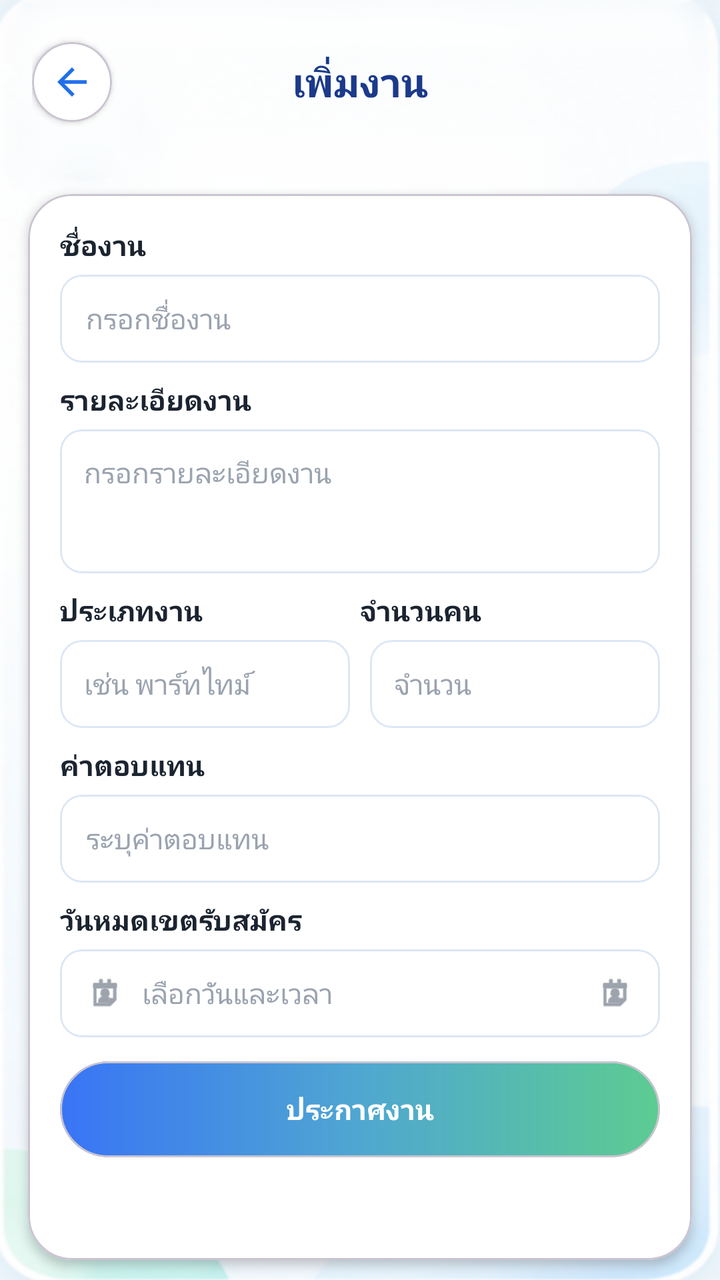
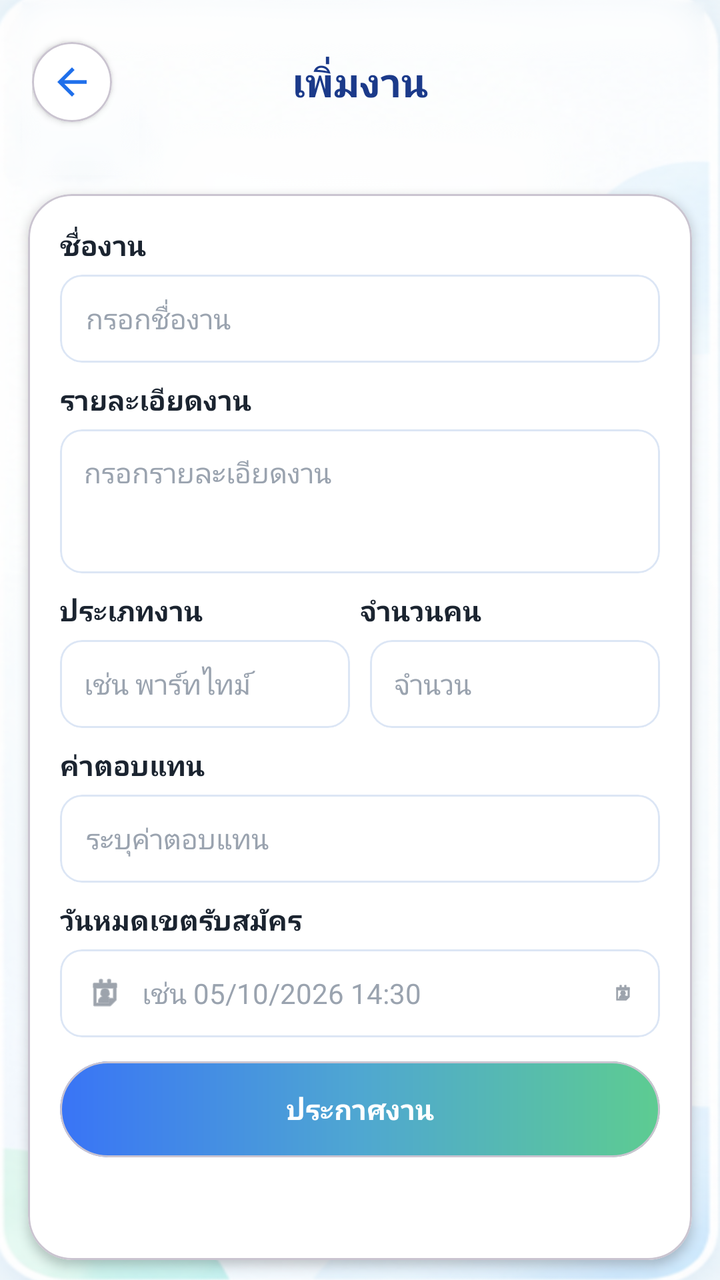

Screens rendered from an Android XML layout before and after an edit, with the pre-edit source and the edit as a unified diff.
<!-- AndroidManifest.xml: application theme Theme.MorMeeNgan -->
<!-- res/layout/activity_createjob.xml -->
<?xml version="1.0" encoding="utf-8"?>
<androidx.constraintlayout.widget.ConstraintLayout
    xmlns:android="http://schemas.android.com/apk/res/android"
    xmlns:app="http://schemas.android.com/apk/res-auto"
    android:layout_width="match_parent"
    android:layout_height="match_parent"
    android:background="@drawable/bg_login">

    
    <FrameLayout
        android:id="@+id/header"
        android:layout_width="0dp"
        android:layout_height="52dp"
        android:layout_marginStart="16dp"
        android:layout_marginTop="15dp"
        android:layout_marginEnd="16dp"
        app:layout_constraintTop_toTopOf="parent"
        app:layout_constraintStart_toStartOf="parent"
        app:layout_constraintEnd_toEndOf="parent">

        
        <com.google.android.material.card.MaterialCardView
            android:id="@+id/btnBack"
            android:layout_width="40dp"
            android:layout_height="40dp"
            android:layout_gravity="center_vertical|start"
            android:clickable="true"
            android:focusable="true"
            android:foreground="?attr/selectableItemBackgroundBorderless"
            app:cardBackgroundColor="#FFFFFF"
            app:cardCornerRadius="20dp"
            app:cardElevation="2dp">

            <ImageView
                android:layout_width="22dp"
                android:layout_height="22dp"
                android:layout_gravity="center"
                android:src="@drawable/ic_arrow_back"
                android:scaleType="centerInside"
                android:contentDescription="ย้อนกลับ"
                app:tint="#1F6FEB" />

        </com.google.android.material.card.MaterialCardView>

        
        <TextView
            android:layout_width="wrap_content"
            android:layout_height="wrap_content"
            android:layout_gravity="center"
            android:text="เพิ่มงาน"
            android:textColor="#1B3A8A"
            android:textSize="20sp"
            android:textStyle="bold" />

    </FrameLayout>


    <com.google.android.material.card.MaterialCardView
        android:id="@+id/formCard"
        android:layout_width="0dp"
        android:layout_height="0dp"
        android:layout_marginStart="14dp"
        android:layout_marginTop="30dp"
        android:layout_marginEnd="14dp"
        android:layout_marginBottom="10dp"
        app:cardBackgroundColor="#FFFFFF"
        app:cardCornerRadius="22dp"
        app:cardElevation="3dp"
        app:layout_constraintTop_toBottomOf="@id/header"
        app:layout_constraintBottom_toBottomOf="parent"
        app:layout_constraintStart_toStartOf="parent"
        app:layout_constraintEnd_toEndOf="parent">

        <LinearLayout
            android:layout_width="match_parent"
            android:layout_height="match_parent"
            android:orientation="vertical"
            android:padding="16dp">

            
            <TextView
                android:layout_width="wrap_content"
                android:layout_height="wrap_content"
                android:text="ชื่องาน"
                android:textColor="#1B2430"
                android:textSize="14sp"
                android:textStyle="bold" />

            <com.google.android.material.card.MaterialCardView
                android:layout_width="match_parent"
                android:layout_height="44dp"
                android:layout_marginTop="5dp"
                android:layout_marginBottom="9dp"
                app:cardBackgroundColor="#FFFFFF"
                app:cardCornerRadius="11dp"
                app:cardElevation="0dp"
                app:strokeColor="#DCE6F5"
                app:strokeWidth="1dp">

                <EditText
                    android:id="@+id/etJobTitle"
                    android:layout_width="match_parent"
                    android:layout_height="match_parent"
                    android:background="@null"
                    android:gravity="center_vertical"
                    android:hint="กรอกชื่องาน"
                    android:inputType="text"
                    android:paddingStart="13dp"
                    android:paddingEnd="13dp"
                    android:textColor="#1B2430"
                    android:textColorHint="#9AA3AF"
                    android:textSize="14sp" />

            </com.google.android.material.card.MaterialCardView>


            
            <TextView
                android:layout_width="wrap_content"
                android:layout_height="wrap_content"
                android:text="รายละเอียดงาน"
                android:textColor="#1B2430"
                android:textSize="14sp"
                android:textStyle="bold" />

            <com.google.android.material.card.MaterialCardView
                android:layout_width="match_parent"
                android:layout_height="72dp"
                android:layout_marginTop="5dp"
                android:layout_marginBottom="9dp"
                app:cardBackgroundColor="#FFFFFF"
                app:cardCornerRadius="11dp"
                app:cardElevation="0dp"
                app:strokeColor="#DCE6F5"
                app:strokeWidth="1dp">

                <EditText
                    android:id="@+id/etJobDescription"
                    android:layout_width="match_parent"
                    android:layout_height="match_parent"
                    android:background="@null"
                    android:gravity="top|start"
                    android:hint="กรอกรายละเอียดงาน"
                    android:inputType="textMultiLine"
                    android:padding="12dp"
                    android:textColor="#1B2430"
                    android:textColorHint="#9AA3AF"
                    android:textSize="14sp" />

            </com.google.android.material.card.MaterialCardView>


            
            <LinearLayout
                android:layout_width="match_parent"
                android:layout_height="wrap_content"
                android:orientation="horizontal">

                
                <LinearLayout
                    android:layout_width="0dp"
                    android:layout_height="wrap_content"
                    android:layout_weight="1"
                    android:orientation="vertical">

                    <TextView
                        android:layout_width="wrap_content"
                        android:layout_height="wrap_content"
                        android:text="ประเภทงาน"
                        android:textColor="#1B2430"
                        android:textSize="14sp"
                        android:textStyle="bold" />

                    <com.google.android.material.card.MaterialCardView
                        android:layout_width="match_parent"
                        android:layout_height="44dp"
                        android:layout_marginTop="5dp"
                        android:layout_marginEnd="5dp"
                        app:cardBackgroundColor="#FFFFFF"
                        app:cardCornerRadius="11dp"
                        app:cardElevation="0dp"
                        app:strokeColor="#DCE6F5"
                        app:strokeWidth="1dp">

                        <EditText
                            android:id="@+id/etJobType"
                            android:layout_width="match_parent"
                            android:layout_height="match_parent"
                            android:background="@null"
                            android:gravity="center_vertical"
                            android:hint="เช่น พาร์ทไทม์"
                            android:inputType="text"
                            android:paddingStart="12dp"
                            android:paddingEnd="8dp"
                            android:textColor="#1B2430"
                            android:textColorHint="#9AA3AF"
                            android:textSize="14sp" />

                    </com.google.android.material.card.MaterialCardView>

                </LinearLayout>


                
                <LinearLayout
                    android:layout_width="0dp"
                    android:layout_height="wrap_content"
                    android:layout_weight="1"
                    android:orientation="vertical">

                    <TextView
                        android:layout_width="wrap_content"
                        android:layout_height="wrap_content"
                        android:text="จำนวนคน"
                        android:textColor="#1B2430"
                        android:textSize="14sp"
                        android:textStyle="bold" />

                    <com.google.android.material.card.MaterialCardView
                        android:layout_width="match_parent"
                        android:layout_height="44dp"
                        android:layout_marginTop="5dp"
                        android:layout_marginStart="5dp"
                        app:cardBackgroundColor="#FFFFFF"
                        app:cardCornerRadius="11dp"
                        app:cardElevation="0dp"
                        app:strokeColor="#DCE6F5"
                        app:strokeWidth="1dp">

                        <EditText
                            android:id="@+id/etPeopleCount"
                            android:layout_width="match_parent"
                            android:layout_height="match_parent"
                            android:background="@null"
                            android:gravity="center_vertical"
                            android:hint="จำนวน"
                            android:inputType="number"
                            android:paddingStart="12dp"
                            android:paddingEnd="8dp"
                            android:textColor="#1B2430"
                            android:textColorHint="#9AA3AF"
                            android:textSize="14sp" />

                    </com.google.android.material.card.MaterialCardView>

                </LinearLayout>

            </LinearLayout>


            
            <TextView
                android:layout_width="wrap_content"
                android:layout_height="wrap_content"
                android:layout_marginTop="9dp"
                android:text="ค่าตอบแทน"
                android:textColor="#1B2430"
                android:textSize="14sp"
                android:textStyle="bold" />

            <com.google.android.material.card.MaterialCardView
                android:layout_width="match_parent"
                android:layout_height="44dp"
                android:layout_marginTop="5dp"
                android:layout_marginBottom="9dp"
                app:cardBackgroundColor="#FFFFFF"
                app:cardCornerRadius="11dp"
                app:cardElevation="0dp"
                app:strokeColor="#DCE6F5"
                app:strokeWidth="1dp">

                <EditText
                    android:id="@+id/etSalary"
                    android:layout_width="match_parent"
                    android:layout_height="match_parent"
                    android:background="@null"
                    android:gravity="center_vertical"
                    android:hint="ระบุค่าตอบแทน"
                    android:inputType="text"
                    android:paddingStart="13dp"
                    android:paddingEnd="13dp"
                    android:textColor="#1B2430"
                    android:textColorHint="#9AA3AF"
                    android:textSize="14sp" />

            </com.google.android.material.card.MaterialCardView>


            
            <TextView
                android:layout_width="wrap_content"
                android:layout_height="wrap_content"
                android:text="วันหมดเขตรับสมัคร"
                android:textColor="#1B2430"
                android:textSize="14sp"
                android:textStyle="bold" />

            <com.google.android.material.card.MaterialCardView
                android:id="@+id/cardDeadline"
                android:layout_width="match_parent"
                android:layout_height="44dp"
                android:layout_marginTop="5dp"
                android:layout_marginBottom="12dp"
                app:cardBackgroundColor="#FFFFFF"
                app:cardCornerRadius="11dp"
                app:cardElevation="0dp"
                app:strokeColor="#DCE6F5"
                app:strokeWidth="1dp">

                <LinearLayout
                    android:layout_width="match_parent"
                    android:layout_height="match_parent"
                    android:gravity="center_vertical"
                    android:orientation="horizontal"
                    android:paddingStart="13dp"
                    android:paddingEnd="13dp">

                    <ImageView
                        android:layout_width="19dp"
                        android:layout_height="19dp"
                        android:src="@android:drawable/ic_menu_my_calendar"
                        app:tint="#5B6675" />

                    <EditText
                        android:id="@+id/etDeadline"
                        android:layout_width="0dp"
                        android:layout_height="match_parent"
                        android:layout_marginStart="9dp"
                        android:layout_weight="1"
                        android:background="@null"
                        android:clickable="true"
                        android:focusable="false"
                        android:gravity="center_vertical"
                        android:hint="เลือกวันและเวลา"
                        android:inputType="none"
                        android:padding="0dp"
                        android:textColor="#1B2430"
                        android:textColorHint="#9AA3AF"
                        android:textSize="14sp" />

                    <ImageView
                        android:layout_width="19dp"
                        android:layout_height="19dp"
                        android:src="@android:drawable/ic_menu_my_calendar"
                        app:tint="#5B6675" />

                </LinearLayout>

            </com.google.android.material.card.MaterialCardView>

            <com.google.android.material.card.MaterialCardView
                android:layout_width="match_parent"
                android:layout_height="48dp"
                app:cardBackgroundColor="#FFFFFF"
                app:cardCornerRadius="24dp"
                app:cardElevation="0dp">

                <TextView
                    android:id="@+id/btnPostJob"
                    android:layout_width="match_parent"
                    android:layout_height="match_parent"
                    android:background="@drawable/bg_button_gradient"
                    android:clickable="true"
                    android:gravity="center"
                    android:text="ประกาศงาน"
                    android:textColor="#FFFFFF"
                    android:textSize="14sp"
                    android:textStyle="bold" />

            </com.google.android.material.card.MaterialCardView>

        </LinearLayout>

    </com.google.android.material.card.MaterialCardView>

</androidx.constraintlayout.widget.ConstraintLayout>
<!-- resources referenced by this layout -->
<resources>
  <!-- drawable bg_button_gradient (drawable) -->
  <?xml version="1.0" encoding="utf-8"?>
  <shape xmlns:android="http://schemas.android.com/apk/res/android"
      android:shape="rectangle">
  
      <corners android:radius="50dp" />
  
      <gradient
          android:type="linear"
          android:angle="0"
          android:startColor="#3974F6"
          android:centerColor="#4FA7D1"
          android:endColor="#5DCC91" />
  
  </shape>
  <!-- drawable bg_login: png bitmap (drawable, 260979 bytes) -->
  <!-- drawable ic_arrow_back (drawable) -->
  <?xml version="1.0" encoding="utf-8"?>
  <vector xmlns:android="http://schemas.android.com/apk/res/android"
      android:width="24dp"
      android:height="24dp"
      android:viewportWidth="24"
      android:viewportHeight="24">
  
      <path
          android:fillColor="#1F6FEB"
          android:pathData="M20,11L7.83,11L13.42,5.41L12,4L4,12L12,20L13.41,18.59L7.83,13L20,13Z" />
  
  </vector>
  <style name="Theme.MorMeeNgan" parent="Base.Theme.MorMeeNgan" />
  <style name="Base.Theme.MorMeeNgan" parent="Theme.Material3.DayNight.NoActionBar">
          
          
      </style>
</resources>

<!-- the commit's change to res/layout/activity_createjob.xml (unified diff, before → after) -->
@@ -296,7 +296,6 @@
                 android:textStyle="bold" />
 
             <com.google.android.material.card.MaterialCardView
-                android:id="@+id/cardDeadline"
                 android:layout_width="match_parent"
                 android:layout_height="44dp"
                 android:layout_marginTop="5dp"
@@ -328,18 +327,16 @@
                         android:layout_marginStart="9dp"
                         android:layout_weight="1"
                         android:background="@null"
-                        android:clickable="true"
-                        android:focusable="false"
                         android:gravity="center_vertical"
-                        android:hint="เลือกวันและเวลา"
-                        android:inputType="none"
+                        android:hint="เช่น 05/10/2026 14:30"
+                        android:inputType="text"
                         android:padding="0dp"
                         android:textColor="#1B2430"
                         android:textColorHint="#9AA3AF"
                         android:textSize="14sp" />
 
                     <ImageView
-                        android:layout_width="19dp"
+                        android:layout_width="11dp"
                         android:layout_height="19dp"
                         android:src="@android:drawable/ic_menu_my_calendar"
                         app:tint="#5B6675" />
